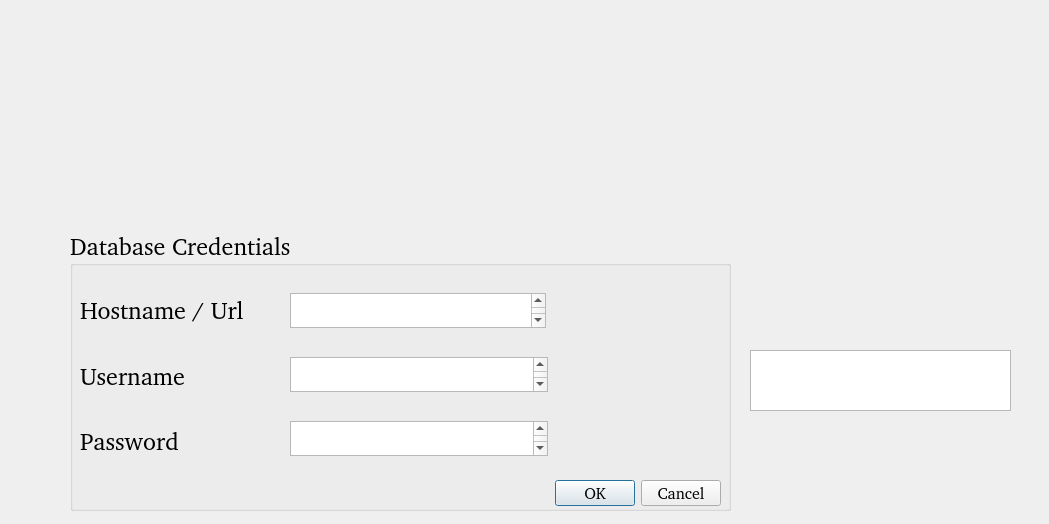
This is dialog.ui in ZaneFerns360/querysurreal as Qt 5 draws it before an edit. The edited form follows.
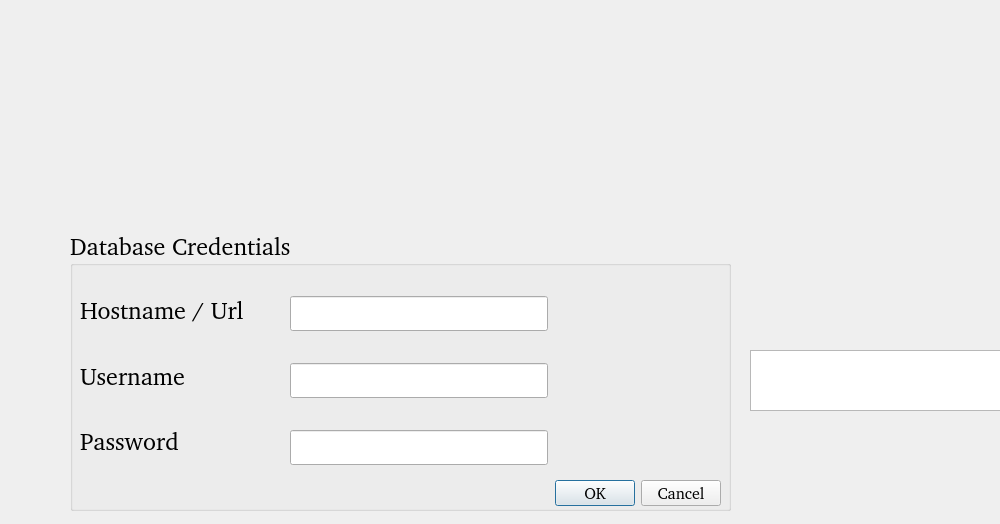
This is the edited form. Icons and pictures are not drawn.

The edit to the form file:
```diff
--- a/dialog.ui
+++ b/dialog.ui
@@ -6,7 +6,7 @@
    <rect>
     <x>0</x>
     <y>0</y>
-    <width>1049</width>
+    <width>1000</width>
     <height>524</height>
    </rect>
   </property>
@@ -16,6 +16,12 @@
     <verstretch>0</verstretch>
    </sizepolicy>
   </property>
+  <property name="maximumSize">
+   <size>
+    <width>1000</width>
+    <height>524</height>
+   </size>
+  </property>
   <property name="windowTitle">
    <string>Dialog</string>
   </property>
@@ -62,14 +68,14 @@
       <x>220</x>
       <y>40</y>
       <width>258</width>
-      <height>211</height>
+      <height>221</height>
      </rect>
     </property>
     <layout class="QVBoxLayout" name="verticalLayout">
      <item>
-      <widget class="QPlainTextEdit" name="TextEdit">
+      <widget class="QLineEdit" name="LineEdit">
        <property name="sizePolicy">
-        <sizepolicy hsizetype="Maximum" vsizetype="Fixed">
+        <sizepolicy hsizetype="Expanding" vsizetype="Fixed">
          <horstretch>0</horstretch>
          <verstretch>0</verstretch>
         </sizepolicy>
@@ -89,9 +95,9 @@
       </widget>
      </item>
      <item>
-      <widget class="QPlainTextEdit" name="plainTextEdit_2">
+      <widget class="QLineEdit" name="LineEdit_2">
        <property name="sizePolicy">
-        <sizepolicy hsizetype="MinimumExpanding" vsizetype="Ignored">
+        <sizepolicy hsizetype="Expanding" vsizetype="Fixed">
          <horstretch>0</horstretch>
          <verstretch>0</verstretch>
         </sizepolicy>
@@ -111,9 +117,9 @@
       </widget>
      </item>
      <item>
-      <widget class="QPlainTextEdit" name="plainTextEdit_3">
+      <widget class="QLineEdit" name="lineEdit_2">
        <property name="sizePolicy">
-        <sizepolicy hsizetype="MinimumExpanding" vsizetype="Ignored">
+        <sizepolicy hsizetype="Expanding" vsizetype="Fixed">
          <horstretch>0</horstretch>
          <verstretch>0</verstretch>
         </sizepolicy>
```
Left out of the diff: 3 changed lines with no effect on the pictures.
